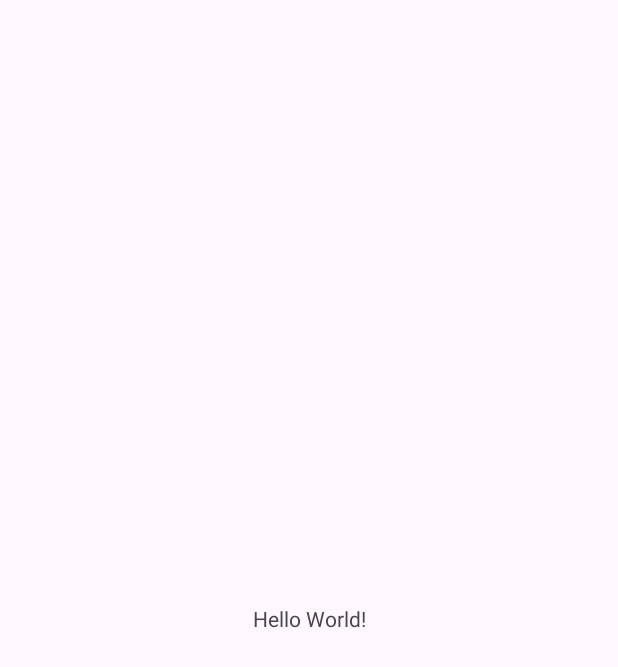
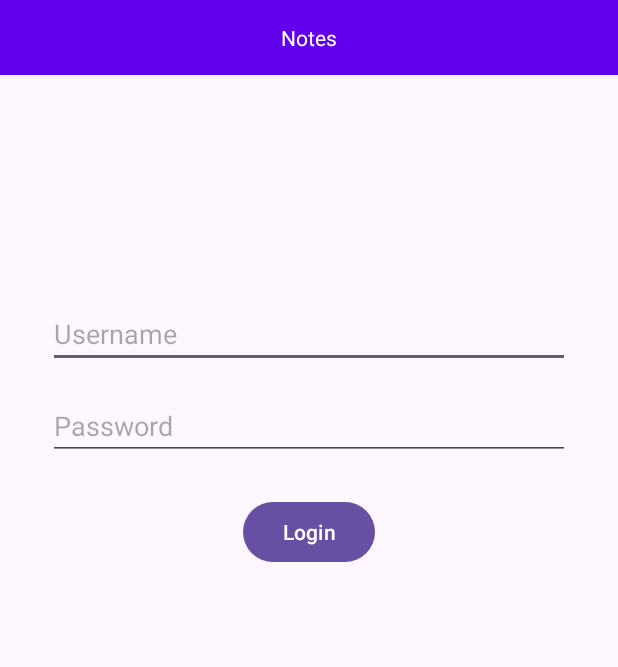
Before and after one commit to xuchenzhe531/LifeRhythms, an Android app: the screen it shows after launch (MainActivity), on a phone screen of 412 x 824 dp. Before the commit the part shown is almost empty. Shown: the top 667 px of the screen. Run offline under Robolectric (Android 15) with nearby library versions, the light colour scheme and no system bars.

Commit message:
Milestone 1 Step3

```diff
--- a/app/src/main/res/layout/activity_main.xml
+++ b/app/src/main/res/layout/activity_main.xml
@@ -6,13 +6,55 @@
     android:layout_height="match_parent"
     tools:context=".MainActivity">
 
-    <TextView
-        android:layout_width="wrap_content"
+    <!-- Username EditText -->
+    <EditText
+        android:id="@+id/username"
+        android:layout_width="0dp"
         android:layout_height="wrap_content"
-        android:text="Hello World!"
-        app:layout_constraintBottom_toBottomOf="parent"
+        android:layout_marginTop="200dp"
+        android:layout_marginStart="32dp"
+        android:layout_marginEnd="32dp"
+        android:hint="Username"
+        android:inputType="textEmailAddress"
         app:layout_constraintEnd_toEndOf="parent"
         app:layout_constraintStart_toStartOf="parent"
         app:layout_constraintTop_toTopOf="parent" />
 
+    <!-- Password EditText -->
+    <EditText
+        android:id="@+id/password"
+        android:layout_width="0dp"
+        android:layout_height="wrap_content"
+        android:layout_marginTop="16dp"
+        android:layout_marginStart="32dp"
+        android:layout_marginEnd="32dp"
+        android:hint="Password"
+        android:inputType="textPassword"
+        app:layout_constraintEnd_toEndOf="parent"
+        app:layout_constraintStart_toStartOf="parent"
+        app:layout_constraintTop_toBottomOf="@+id/username" />
+
+    <!-- Login Button -->
+    <Button
+        android:id="@+id/login_button"
+        android:layout_width="wrap_content"
+        android:layout_height="wrap_content"
+        android:layout_marginTop="24dp"
+        android:text="Login"
+        app:layout_constraintEnd_toEndOf="parent"
+        app:layout_constraintStart_toStartOf="parent"
+        app:layout_constraintTop_toBottomOf="@+id/password" />
+    <TextView
+        android:id="@+id/notesTextView"
+        android:layout_width="0dp"
+        android:layout_height="wrap_content"
+        android:background="#FF6200EE"
+        android:text="Notes"
+        android:textColor="#FFFFFF"
+        android:gravity="center"
+        android:padding="15dp"
+        app:layout_constraintTop_toTopOf="parent"
+        app:layout_constraintStart_toStartOf="parent"
+        app:layout_constraintEnd_toEndOf="parent" />
+
 </androidx.constraintlayout.widget.ConstraintLayout>
```
